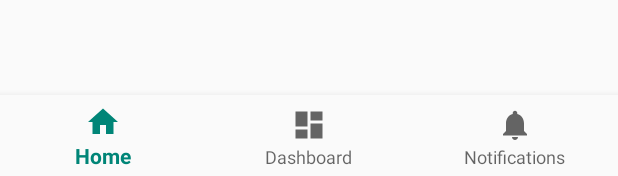
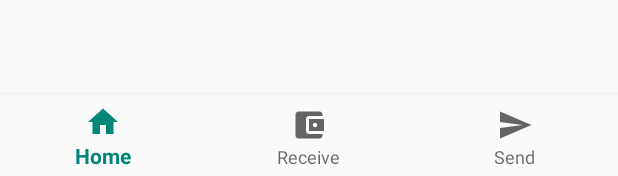
Before and after one commit to yenom/bitcoinj.cash-Sample-App, an Android app: the layout activity_main.xml on its own in the app's theme, with its tools: preview values and no code run, on a phone screen of 412 x 824 dp. Shown: the part 1057-1233 px from the top of the screen. Run offline under Robolectric (Android 15) with nearby library versions, the phone set to English and light mode, and no system bars.

Commit message:
edit bottom navigation items

```diff
--- a/app/src/main/java/yenom/tech/bitcoinjcashsample/MainActivity.kt
+++ b/app/src/main/java/yenom/tech/bitcoinjcashsample/MainActivity.kt
@@ -14,11 +14,11 @@ class MainActivity : AppCompatActivity() {
                 return@OnNavigationItemSelectedListener true
             }
             R.id.navigation_dashboard -> {
-                message.setText(R.string.title_dashboard)
+                message.setText(R.string.title_receive)
                 return@OnNavigationItemSelectedListener true
             }
             R.id.navigation_notifications -> {
-                message.setText(R.string.title_notifications)
+                message.setText(R.string.title_send)
                 return@OnNavigationItemSelectedListener true
             }
         }
--- /dev/null
+++ b/app/src/main/res/drawable/baseline_account_balance_wallet_24.xml
@@ -0,0 +1,10 @@
+<vector xmlns:android="http://schemas.android.com/apk/res/android"
+    android:width="24dp"
+    android:height="24dp"
+    android:tint="?attr/colorControlNormal"
+    android:viewportWidth="24.0"
+    android:viewportHeight="24.0">
+    <path
+        android:fillColor="@android:color/white"
+        android:pathData="M21,18v1c0,1.1 -0.9,2 -2,2L5,21c-1.11,0 -2,-0.9 -2,-2L3,5c0,-1.1 0.89,-2 2,-2h14c1.1,0 2,0.9 2,2v1h-9c-1.11,0 -2,0.9 -2,2v8c0,1.1 0.89,2 2,2h9zM12,16h10L22,8L12,8v8zM16,13.5c-0.83,0 -1.5,-0.67 -1.5,-1.5s0.67,-1.5 1.5,-1.5 1.5,0.67 1.5,1.5 -0.67,1.5 -1.5,1.5z" />
+</vector>
--- /dev/null
+++ b/app/src/main/res/drawable/baseline_home_24.xml
@@ -0,0 +1,10 @@
+<vector xmlns:android="http://schemas.android.com/apk/res/android"
+    android:width="24dp"
+    android:height="24dp"
+    android:tint="?attr/colorControlNormal"
+    android:viewportWidth="24.0"
+    android:viewportHeight="24.0">
+    <path
+        android:fillColor="@android:color/white"
+        android:pathData="M10,20v-6h4v6h5v-8h3L12,3 2,12h3v8z" />
+</vector>
--- a/app/src/main/res/drawable/ic_dashboard_black_24dp.xml
+++ b/app/src/main/res/drawable/baseline_send_24.xml
@@ -1,9 +1,10 @@
 <vector xmlns:android="http://schemas.android.com/apk/res/android"
     android:width="24dp"
     android:height="24dp"
+    android:tint="?attr/colorControlNormal"
     android:viewportWidth="24.0"
     android:viewportHeight="24.0">
     <path
-        android:fillColor="#FF000000"
-        android:pathData="M3,13h8L11,3L3,3v10zM3,21h8v-6L3,15v6zM13,21h8L21,11h-8v10zM13,3v6h8L21,3h-8z" />
+        android:fillColor="@android:color/white"
+        android:pathData="M2.01,21L23,12 2.01,3 2,10l15,2 -15,2z" />
 </vector>
--- a/app/src/main/res/drawable/ic_notifications_black_24dp.xml
+++ /dev/null
@@ -1,9 +0,0 @@
-<vector xmlns:android="http://schemas.android.com/apk/res/android"
-    android:width="24dp"
-    android:height="24dp"
-    android:viewportWidth="24.0"
-    android:viewportHeight="24.0">
-    <path
-        android:fillColor="#FF000000"
-        android:pathData="M12,22c1.1,0 2,-0.9 2,-2h-4c0,1.1 0.89,2 2,2zM18,16v-5c0,-3.07 -1.64,-5.64 -4.5,-6.32L13.5,4c0,-0.83 -0.67,-1.5 -1.5,-1.5s-1.5,0.67 -1.5,1.5v0.68C7.63,5.36 6,7.92 6,11v5l-2,2v1h16v-1l-2,-2z" />
-</vector>
--- a/app/src/main/res/menu/navigation.xml
+++ b/app/src/main/res/menu/navigation.xml
@@ -3,17 +3,17 @@
 
     <item
         android:id="@+id/navigation_home"
-        android:icon="@drawable/ic_home_black_24dp"
+        android:icon="@drawable/baseline_home_24"
         android:title="@string/title_home" />
 
     <item
         android:id="@+id/navigation_dashboard"
-        android:icon="@drawable/ic_dashboard_black_24dp"
-        android:title="@string/title_dashboard" />
+        android:icon="@drawable/baseline_account_balance_wallet_24"
+        android:title="@string/title_receive" />
 
     <item
         android:id="@+id/navigation_notifications"
-        android:icon="@drawable/ic_notifications_black_24dp"
-        android:title="@string/title_notifications" />
+        android:icon="@drawable/baseline_send_24"
+        android:title="@string/title_send" />
 
 </menu>
--- a/app/src/main/res/values/strings.xml
+++ b/app/src/main/res/values/strings.xml
@@ -1,6 +1,6 @@
 <resources>
     <string name="app_name">bitcoinj.cash Sample</string>
     <string name="title_home">Home</string>
-    <string name="title_dashboard">Dashboard</string>
-    <string name="title_notifications">Notifications</string>
+    <string name="title_receive">Receive</string>
+    <string name="title_send">Send</string>
 </resources>
```
